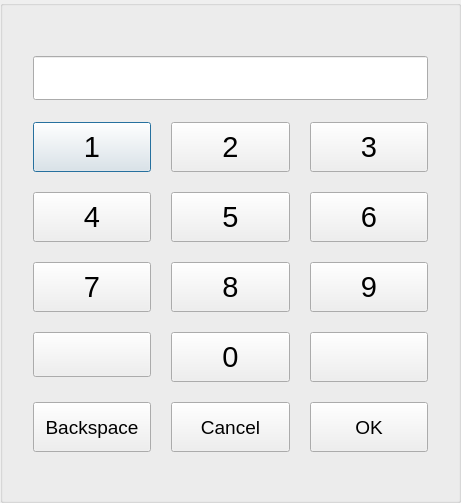
The window that numkeyboard.ui (tsuiwade/translationTableControlSystem210909) describes before a commit, drawn with Qt 5.
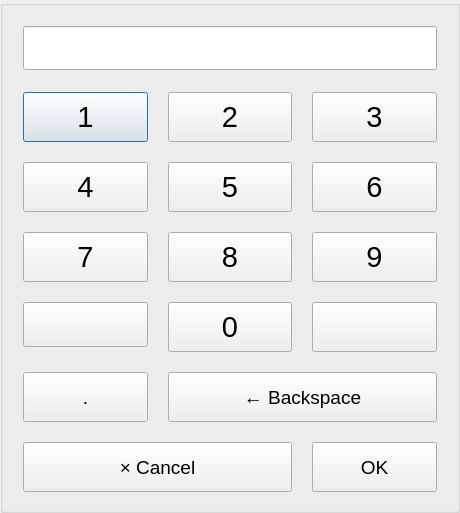
The same window after the commit. Icons and pictures are not drawn.

Patch:
```diff
--- a/numkeyboard.ui
+++ b/numkeyboard.ui
@@ -6,8 +6,8 @@
    <rect>
     <x>0</x>
     <y>0</y>
-    <width>461</width>
-    <height>483</height>
+    <width>460</width>
+    <height>505</height>
    </rect>
   </property>
   <property name="windowTitle">
@@ -36,16 +36,16 @@
      </property>
      <layout class="QGridLayout" name="gridLayout">
       <property name="leftMargin">
-       <number>30</number>
+       <number>20</number>
       </property>
       <property name="topMargin">
-       <number>50</number>
+       <number>20</number>
       </property>
       <property name="rightMargin">
-       <number>30</number>
+       <number>20</number>
       </property>
       <property name="bottomMargin">
-       <number>50</number>
+       <number>20</number>
       </property>
       <property name="spacing">
        <number>20</number>
@@ -541,7 +541,7 @@
          <bool>false</bool>
         </property>
         <property name="text">
-         <string>Backspace</string>
+         <string>.</string>
         </property>
         <property name="autoDefault">
          <bool>true</bool>
@@ -554,7 +554,43 @@
         </property>
        </widget>
       </item>
-      <item row="5" column="1">
+      <item row="5" column="1" colspan="2">
+       <widget class="QPushButton" name="cancelButton_2">
+        <property name="minimumSize">
+         <size>
+          <width>0</width>
+          <height>50</height>
+         </size>
+        </property>
+        <property name="maximumSize">
+         <size>
+          <width>16777215</width>
+          <height>45</height>
+         </size>
+        </property>
+        <property name="font">
+         <font>
+          <pointsize>14</pointsize>
+         </font>
+        </property>
+        <property name="autoFillBackground">
+         <bool>false</bool>
+        </property>
+        <property name="text">
+         <string>← Backspace</string>
+        </property>
+        <property name="autoDefault">
+         <bool>true</bool>
+        </property>
+        <property name="default">
+         <bool>false</bool>
+        </property>
+        <property name="flat">
+         <bool>false</bool>
+        </property>
+       </widget>
+      </item>
+      <item row="6" column="0" colspan="2">
        <widget class="QPushButton" name="cancelButton">
         <property name="minimumSize">
          <size>
@@ -577,7 +613,7 @@
          <bool>false</bool>
         </property>
         <property name="text">
-         <string>Cancel</string>
+         <string>× Cancel</string>
         </property>
         <property name="autoDefault">
          <bool>true</bool>
@@ -590,7 +626,7 @@
         </property>
        </widget>
       </item>
-      <item row="5" column="2">
+      <item row="6" column="2">
        <widget class="QPushButton" name="okButton">
         <property name="minimumSize">
          <size>
```
Left out of the diff: 2 changed lines with no effect on the pictures.
